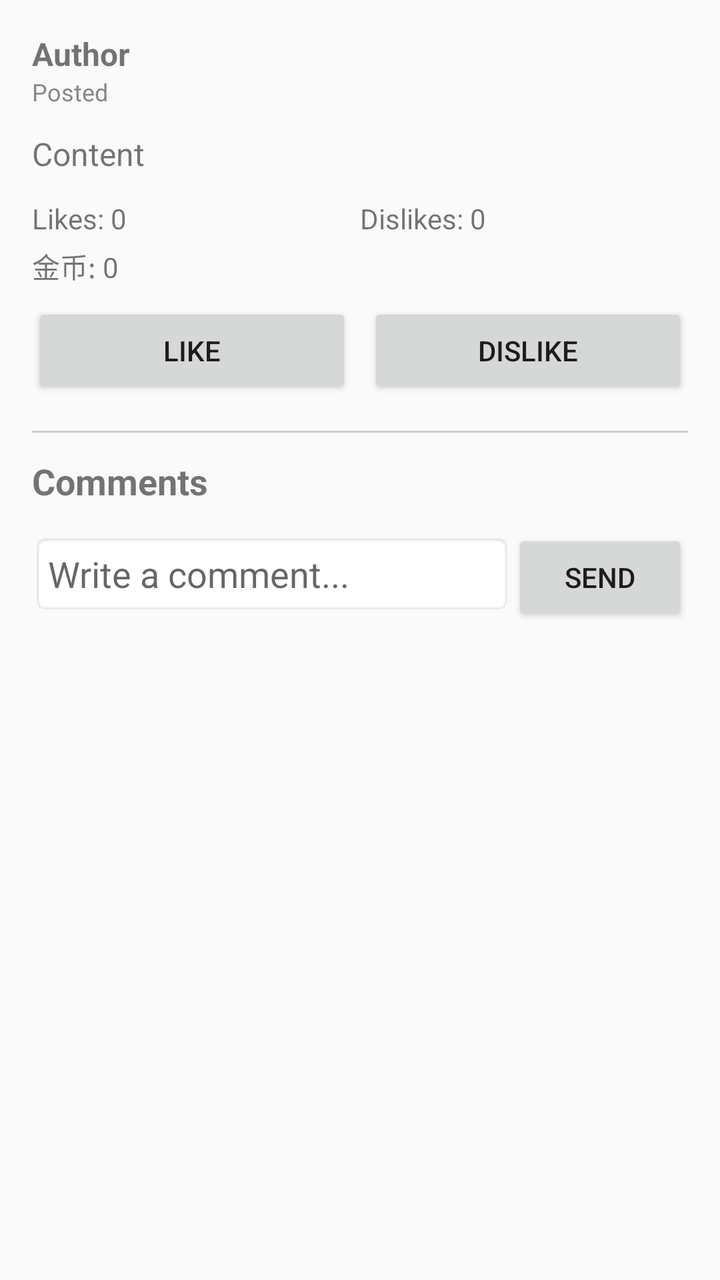
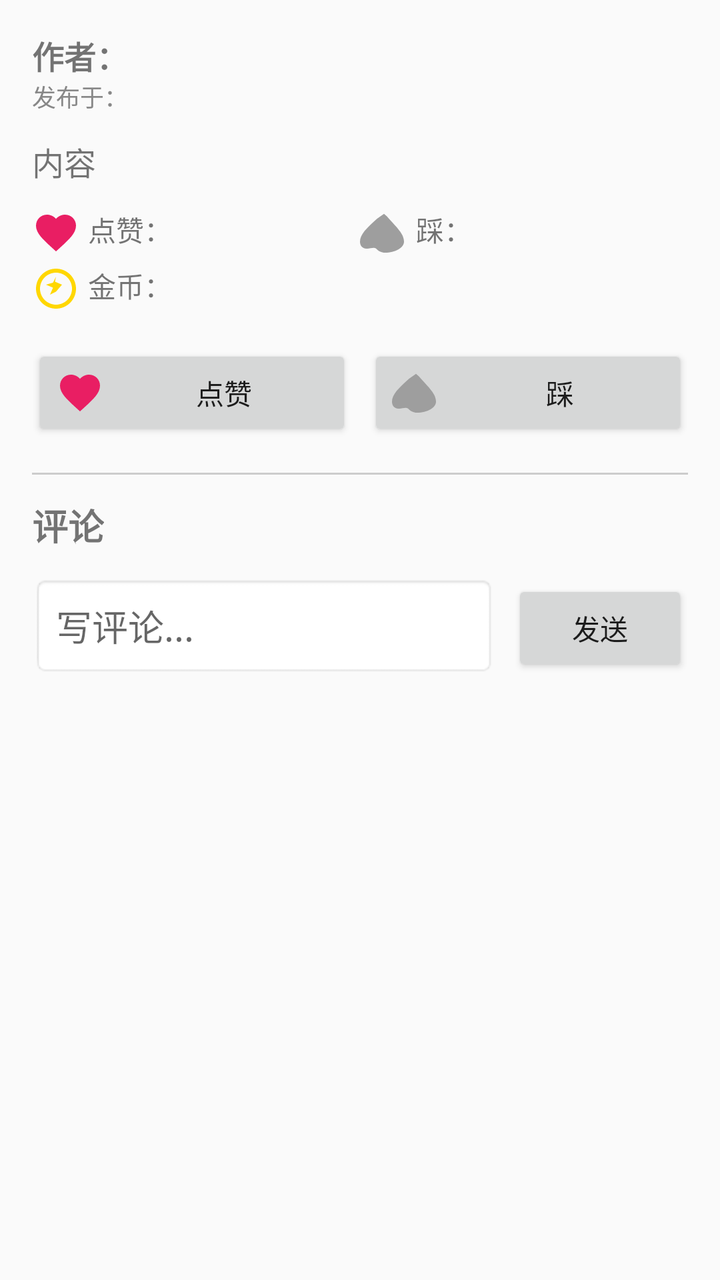

Before-and-after screenshots of an Android layout around one commit, followed by the original layout XML and the change that was made.
<!-- AndroidManifest.xml: application theme Theme.DShare -->
<!-- res/layout/activity_post_detail.xml -->
<?xml version="1.0" encoding="utf-8"?>
<ScrollView xmlns:android="http://schemas.android.com/apk/res/android"
    android:layout_width="match_parent"
    android:layout_height="match_parent">
    <LinearLayout
        android:layout_width="match_parent"
        android:layout_height="wrap_content"
        android:orientation="vertical"
        android:padding="16dp">
        <TextView
            android:id="@+id/tv_author"
            android:layout_width="match_parent"
            android:layout_height="wrap_content"
            android:text="Author"
            android:textStyle="bold"
            android:textSize="16sp" />
        <TextView
            android:id="@+id/tv_timestamp"
            android:layout_width="match_parent"
            android:layout_height="wrap_content"
            android:text="Posted"
            android:textSize="12sp"
            android:textColor="#888" />
        <TextView
            android:id="@+id/tv_content_detail"
            android:layout_width="match_parent"
            android:layout_height="wrap_content"
            android:text="Content"
            android:textSize="16sp"
            android:layout_marginTop="12dp" />
        <LinearLayout
            android:layout_width="match_parent"
            android:layout_height="wrap_content"
            android:orientation="horizontal"
            android:layout_marginTop="12dp">
            <TextView
                android:id="@+id/tv_likes"
                android:layout_width="0dp"
                android:layout_height="wrap_content"
                android:layout_weight="1"
                android:text="Likes: 0" />
            <TextView
                android:id="@+id/tv_dislikes"
                android:layout_width="0dp"
                android:layout_height="wrap_content"
                android:layout_weight="1"
                android:text="Dislikes: 0" />
        </LinearLayout>
        <TextView
            android:id="@+id/tv_gold_reward"
            android:layout_width="wrap_content"
            android:layout_height="wrap_content"
            android:text="金币: 0"
            android:layout_marginTop="4dp" />
        <androidx.recyclerview.widget.RecyclerView
            android:id="@+id/rv_media_detail"
            android:layout_width="match_parent"
            android:layout_height="wrap_content"
            android:layout_marginTop="12dp"
            android:visibility="gone" />
        <LinearLayout
            android:layout_width="match_parent"
            android:layout_height="wrap_content"
            android:orientation="horizontal"
            android:layout_marginTop="8dp">
            <Button
                android:id="@+id/btn_like"
                android:layout_width="0dp"
                android:layout_height="wrap_content"
                android:layout_weight="1"
                android:text="Like"
                android:layout_marginEnd="8dp" />
            <Button
                android:id="@+id/btn_dislike"
                android:layout_width="0dp"
                android:layout_height="wrap_content"
                android:layout_weight="1"
                android:text="Dislike" />
        </LinearLayout>
        <View
            android:layout_width="match_parent"
            android:layout_height="1dp"
            android:background="#CCC"
            android:layout_marginTop="16dp" />
        <TextView
            android:layout_width="wrap_content"
            android:layout_height="wrap_content"
            android:text="Comments"
            android:textStyle="bold"
            android:textSize="18sp"
            android:layout_marginTop="12dp" />
        <androidx.recyclerview.widget.RecyclerView
            android:id="@+id/rv_comments"
            android:layout_width="match_parent"
            android:layout_height="wrap_content"
            android:nestedScrollingEnabled="false" />
        <LinearLayout
            android:layout_width="match_parent"
            android:layout_height="wrap_content"
            android:orientation="horizontal"
            android:layout_marginTop="12dp">
            <EditText
                android:id="@+id/et_comment"
                android:layout_width="0dp"
                android:layout_height="wrap_content"
                android:layout_weight="1"
                android:hint="Write a comment..."
                android:padding="8dp"
                android:background="@android:drawable/editbox_background" />
            <Button
                android:id="@+id/btn_submit_comment"
                android:layout_width="wrap_content"
                android:layout_height="wrap_content"
                android:text="Send" />
        </LinearLayout>
    </LinearLayout>
</ScrollView>
<!-- resources referenced by this layout -->
<resources>
  <style name="Theme.DShare" parent="Theme.AppCompat.Light.NoActionBar">
          <item name="colorPrimary">@color/primary</item>
          <item name="colorPrimaryDark">@color/primary_dark</item>
          <item name="colorAccent">@color/accent</item>
      </style>
  <color name="primary">#1A237E</color>
  <color name="primary_dark">#0D1B5E</color>
  <color name="accent">#FF6F00</color>
</resources>

<!-- the commit's change to res/layout/activity_post_detail.xml (unified diff, before → after) -->
@@ -11,21 +11,21 @@
             android:id="@+id/tv_author"
             android:layout_width="match_parent"
             android:layout_height="wrap_content"
-            android:text="Author"
+            android:text="@string/author_prefix"
             android:textStyle="bold"
             android:textSize="16sp" />
         <TextView
             android:id="@+id/tv_timestamp"
             android:layout_width="match_parent"
             android:layout_height="wrap_content"
-            android:text="Posted"
+            android:text="@string/posted_prefix"
             android:textSize="12sp"
             android:textColor="#888" />
         <TextView
             android:id="@+id/tv_content_detail"
             android:layout_width="match_parent"
             android:layout_height="wrap_content"
-            android:text="Content"
+            android:text="@string/content"
             android:textSize="16sp"
             android:layout_marginTop="12dp" />
         <LinearLayout
@@ -38,20 +38,28 @@
                 android:layout_width="0dp"
                 android:layout_height="wrap_content"
                 android:layout_weight="1"
-                android:text="Likes: 0" />
+                android:text="@string/likes_prefix"
+                android:textSize="14sp"
+                android:drawableStart="@drawable/ic_like"
+                android:drawablePadding="4dp" />
             <TextView
                 android:id="@+id/tv_dislikes"
                 android:layout_width="0dp"
                 android:layout_height="wrap_content"
                 android:layout_weight="1"
-                android:text="Dislikes: 0" />
+                android:text="@string/dislikes_prefix"
+                android:textSize="14sp"
+                android:drawableStart="@drawable/ic_dislike"
+                android:drawablePadding="4dp" />
         </LinearLayout>
         <TextView
             android:id="@+id/tv_gold_reward"
             android:layout_width="wrap_content"
             android:layout_height="wrap_content"
-            android:text="金币: 0"
-            android:layout_marginTop="4dp" />
+            android:text="@string/gold_reward_prefix"
+            android:layout_marginTop="4dp"
+            android:drawableStart="@drawable/ic_gold"
+            android:drawablePadding="4dp" />
         <androidx.recyclerview.widget.RecyclerView
             android:id="@+id/rv_media_detail"
             android:layout_width="match_parent"
@@ -62,20 +70,24 @@
             android:layout_width="match_parent"
             android:layout_height="wrap_content"
             android:orientation="horizontal"
-            android:layout_marginTop="8dp">
+            android:layout_marginTop="16dp">
             <Button
                 android:id="@+id/btn_like"
                 android:layout_width="0dp"
                 android:layout_height="wrap_content"
                 android:layout_weight="1"
-                android:text="Like"
+                android:text="@string/btn_like"
+                android:drawableStart="@drawable/ic_like"
+                android:drawablePadding="8dp"
                 android:layout_marginEnd="8dp" />
             <Button
                 android:id="@+id/btn_dislike"
                 android:layout_width="0dp"
                 android:layout_height="wrap_content"
                 android:layout_weight="1"
-                android:text="Dislike" />
+                android:text="@string/dislike"
+                android:drawableStart="@drawable/ic_dislike"
+                android:drawablePadding="8dp" />
         </LinearLayout>
         <View
             android:layout_width="match_parent"
@@ -85,7 +97,7 @@
         <TextView
             android:layout_width="wrap_content"
             android:layout_height="wrap_content"
-            android:text="Comments"
+            android:text="@string/comments"
             android:textStyle="bold"
             android:textSize="18sp"
             android:layout_marginTop="12dp" />
@@ -104,14 +116,15 @@
                 android:layout_width="0dp"
                 android:layout_height="wrap_content"
                 android:layout_weight="1"
-                android:hint="Write a comment..."
-                android:padding="8dp"
+                android:hint="@string/write_comment_hint"
+                android:padding="12dp"
                 android:background="@android:drawable/editbox_background" />
             <Button
                 android:id="@+id/btn_submit_comment"
                 android:layout_width="wrap_content"
                 android:layout_height="wrap_content"
-                android:text="Send" />
+                android:text="@string/btn_send"
+                android:layout_marginStart="8dp" />
         </LinearLayout>
     </LinearLayout>
 </ScrollView>
<!-- resource entries referenced after the edit -->
@@ -1,5 +1,52 @@
 <!-- resources referenced by this layout -->
 <resources>
+  <!-- drawable ic_dislike (drawable) -->
+  <?xml version="1.0" encoding="utf-8"?>
+  <vector xmlns:android="http://schemas.android.com/apk/res/android"
+      android:width="24dp"
+      android:height="24dp"
+      android:viewportWidth="24"
+      android:viewportHeight="24">
+      <path
+          android:fillColor="#9E9E9E"
+          android:pathData="M12,2.55l1.45,1.32C18.6,9.64 22,12.72 22,16.5c0,3.08 -4.42,5.5 -9.5,5.5 -1.74,0 -3.41,-0.81 -4.5,-2.09C6.91,19.19 5.24,20 3.5,20 0.42,20 0,17.58 0,16.5c0,-3.78 3.4,-6.86 8.55,-11.54L12,2.55z"/>
+  </vector>
+  <!-- drawable ic_gold (drawable) -->
+  <?xml version="1.0" encoding="utf-8"?>
+  <vector xmlns:android="http://schemas.android.com/apk/res/android"
+      android:width="24dp"
+      android:height="24dp"
+      android:viewportWidth="24"
+      android:viewportHeight="24">
+      <path
+          android:fillColor="#FFD700"
+          android:pathData="M12,2C6.48,2 2,6.48 2,12s4.48,10 10,10 10,-4.48 10,-10S17.52,2 12,2zM12,20c-4.41,0 -8,-3.59 -8,-8s3.59,-8 8,-8 8,3.59 8,8 -3.59,8 -8,8z"/>
+      <path
+          android:fillColor="#FFD700"
+          android:pathData="M12,6l-1.5,3L7,10l3.5,1.5L9,15l3,-1.5L15,10l-3.5,-1.5z"/>
+  </vector>
+  <!-- drawable ic_like (drawable) -->
+  <?xml version="1.0" encoding="utf-8"?>
+  <vector xmlns:android="http://schemas.android.com/apk/res/android"
+      android:width="24dp"
+      android:height="24dp"
+      android:viewportWidth="24"
+      android:viewportHeight="24">
+      <path
+          android:fillColor="#E91E63"
+          android:pathData="M12,21.35l-1.45,-1.32C5.4,15.36 2,12.28 2,8.5 2,5.42 4.42,3 7.5,3c1.74,0 3.41,0.81 4.5,2.09C13.09,3.81 14.76,3 16.5,3 19.58,3 22,5.42 22,8.5c0,3.78 -3.4,6.86 -8.55,11.54L12,21.35z"/>
+  </vector>
+  <string name="author_prefix">作者：</string>
+  <string name="btn_like">点赞</string>
+  <string name="btn_send">发送</string>
+  <string name="comments">评论</string>
+  <string name="content">内容</string>
+  <string name="dislike">踩</string>
+  <string name="dislikes_prefix">踩：</string>
+  <string name="gold_reward_prefix">金币：</string>
+  <string name="likes_prefix">点赞：</string>
+  <string name="posted_prefix">发布于：</string>
+  <string name="write_comment_hint">写评论...</string>
   <style name="Theme.DShare" parent="Theme.AppCompat.Light.NoActionBar">
           <item name="colorPrimary">@color/primary</item>
           <item name="colorPrimaryDark">@color/primary_dark</item>
